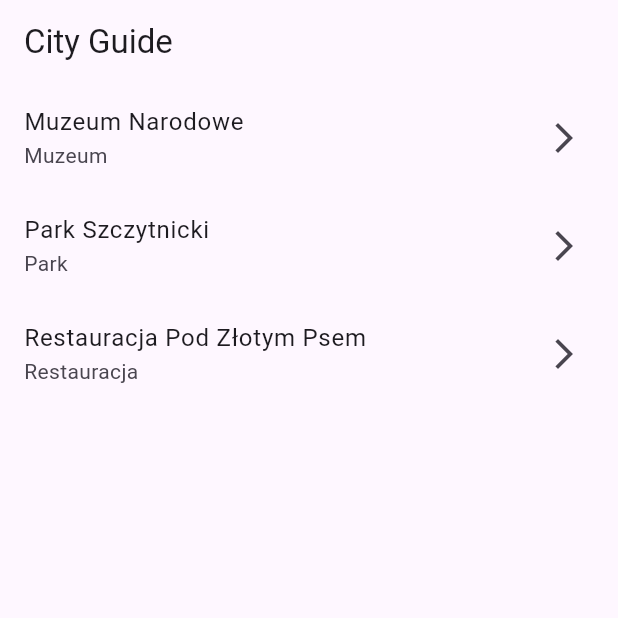
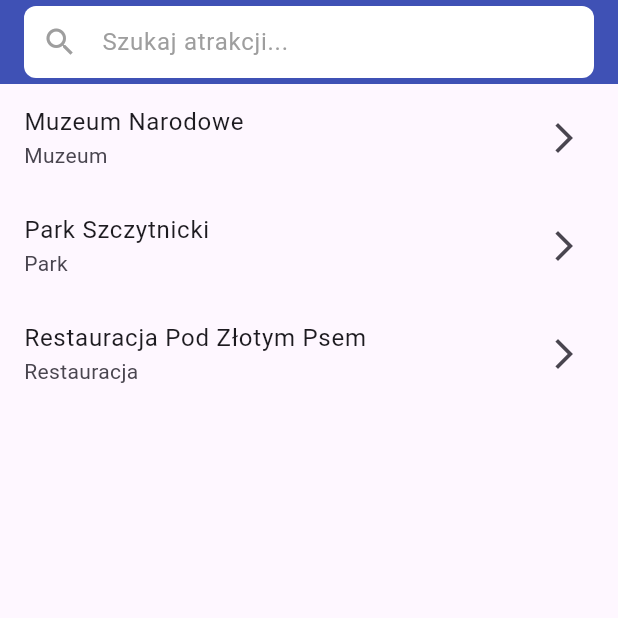
Before and after one commit to francesspot/city_guide, a Flutter app: the screen it shows after launch, on a phone screen of 412 x 824 dp, the top half of it. Run offline on Flutter 3.47's test engine with Material 3 defaults, Android fonts, the light colour scheme and no system bars; our stand-ins replace flutter_riverpod.

Commit message:
added searching for places (filtering) + some changes in .gitignore and pubspec.yaml

```diff
--- a/city_guide/lib/home_screen.dart
+++ b/city_guide/lib/home_screen.dart
@@ -8,10 +8,36 @@ class HomeScreen extends ConsumerWidget {
 
   @override
   Widget build(BuildContext context, WidgetRef ref) {
-    final attrList = ref.watch(attractionProvider);
+    final attrList = ref.watch(filteredAttractionProvider);
     return Scaffold(
-      appBar: AppBar(title: const Text("City Guide")),
-      body: ListView.builder(
+      appBar: AppBar(
+        backgroundColor: Colors.indigo,
+        title: Container(
+          decoration: BoxDecoration(
+            color: Colors.white,
+            borderRadius: BorderRadius.circular(8),
+          ),
+          child: TextField(
+            decoration: const InputDecoration(
+              hintText: "Szukaj atrakcji...",
+              border: InputBorder.none,
+              contentPadding: EdgeInsets.symmetric(
+                horizontal: 16,
+                vertical: 12,
+              ),
+              hintStyle: TextStyle(color: Colors.grey),
+              prefixIcon: Icon(Icons.search, color: Colors.grey),
+            ),
+            style: const TextStyle(color: Colors.black, fontSize: 16),
+            onChanged: (value) {
+              ref.read(searchQueryProvider.notifier).state = value;
+            },
+          ),
+        ),
+      ),
+      body: attrList.isEmpty
+          ? const Center(child: Text("Brak wyników wyszukiwania"))
+          : ListView.builder(
               itemCount: attrList.length,
               itemBuilder: (context, index) {
                 final attraction = attrList[index];
--- a/city_guide/lib/providers/attraction_provider.dart
+++ b/city_guide/lib/providers/attraction_provider.dart
@@ -1,4 +1,5 @@
 import "package:flutter_riverpod/flutter_riverpod.dart";
+import "package:flutter_riverpod/legacy.dart";
 import "../models/attraction.dart";
 
 final attractionProvider = Provider<List<Attraction>>((ref) {
@@ -20,3 +21,22 @@ final attractionProvider = Provider<List<Attraction>>((ref) {
     ),
   ];
 });
+
+final searchQueryProvider = StateProvider<String>((ref) => "");
+
+final filteredAttractionProvider = Provider<List<Attraction>>((ref) {
+  final query = ref.watch(searchQueryProvider).toLowerCase();
+  final attractions = ref.watch(attractionProvider);
+
+  if (query.isEmpty) {
+    return attractions;
+  } else {
+    return attractions
+        .where(
+          (attraction) =>
+              attraction.name.toLowerCase().contains(query) ||
+              attraction.category.toLowerCase().contains(query),
+        )
+        .toList();
+  }
+});
```
Also changed, not shown: city_guide/pubspec.yaml (+9 -2 lines), 1 other file. Lines whose indentation alone changed are shown as unchanged.
